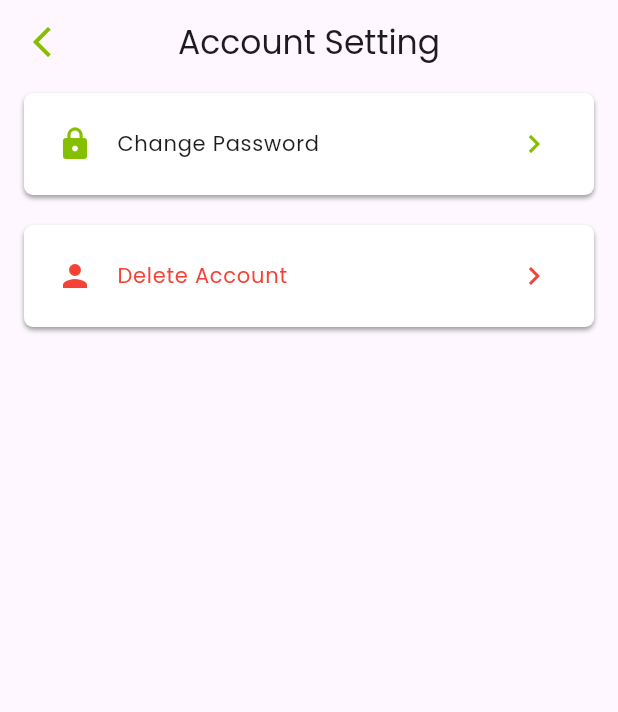
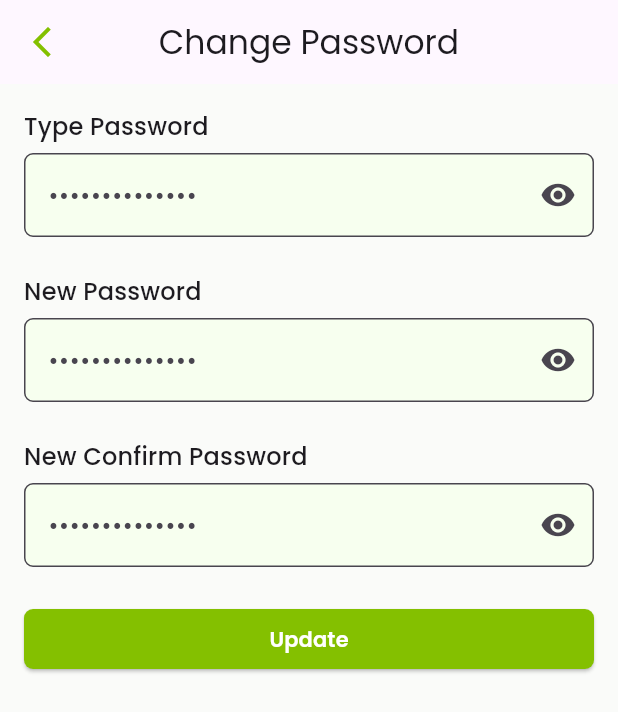
Before and after one commit to Sumon-Pal/task_manager_app, a Flutter app: the AccountSettingScreen screen opened directly, after a tap on "Change Password", on a phone screen of 412 x 824 dp. Shown: the top 712 px of the screen. Run offline on Flutter 3.47's test engine with Material 3 defaults, Android fonts, the phone set to English and light mode, and no system bars; our stand-ins replace convex_bottom_bar, flutter_svg, google_fonts, pinput.

Commit message:
designed account setting & change password screen

```diff
--- a/lib/app.dart
+++ b/lib/app.dart
@@ -20,6 +20,7 @@ class TaskManager extends StatelessWidget {
       debugShowCheckedModeBanner: false,
       navigatorKey: navigator,
       theme: ThemeData(
+        scaffoldBackgroundColor: const Color(0xFFFAFBF9),
         textTheme: GoogleFonts.poppinsTextTheme(),
       ),
       initialRoute: "/",
--- a/lib/ui/screens/account_setting_screen.dart
+++ b/lib/ui/screens/account_setting_screen.dart
@@ -1,4 +1,5 @@
 import 'package:flutter/material.dart';
+import 'package:task_manager/ui/screens/change_password_screen.dart';
 
 class AccountSettingScreen extends StatefulWidget {
   const AccountSettingScreen({super.key});
@@ -49,9 +50,11 @@ class _AccountSettingScreenState extends State<AccountSettingScreen> {
                 ),
                 trailing: Icon(
                   Icons.keyboard_arrow_right_sharp,
-                  color: Color(0xFF84C000),
+                  color: Color(0xFFF7FFEF),
                 ),
-                onTap: () {},
+                onTap: () {
+                  Navigator.push(context, MaterialPageRoute(builder: (context)=>ChangePasswordScreen()));
+                },
               ),
             ),
             const SizedBox(height: 8),
--- /dev/null
+++ b/lib/ui/screens/change_password_screen.dart
@@ -0,0 +1,173 @@
+import 'package:flutter/material.dart';
+
+class ChangePasswordScreen extends StatefulWidget {
+  const ChangePasswordScreen({super.key});
+
+  @override
+  State<ChangePasswordScreen> createState() => _ChangePasswordScreenState();
+}
+
+class _ChangePasswordScreenState extends State<ChangePasswordScreen> {
+  bool _secureText = true;
+  final GlobalKey<FormState> _formKey = GlobalKey<FormState>();
+  final TextEditingController _newPasswordController = TextEditingController();
+  final TextEditingController _newConfirmPasswordController = TextEditingController();
+  final TextEditingController _oldPasswordController = TextEditingController();
+
+  @override
+  Widget build(BuildContext context) {
+    return Scaffold(
+      appBar: AppBar(
+        leading: IconButton(
+          onPressed: () {
+            Navigator.pop(context);
+          },
+          icon: Icon(
+            Icons.arrow_back_ios_new_outlined,
+            color: Color(0xFF84C000),
+          ),
+        ),
+        title: Text("Change Password"),
+        centerTitle: true,
+      ),
+      body: SafeArea(
+        child: Padding(
+          padding: const EdgeInsets.all(16),
+          child: Form(
+            key: _formKey,
+            child: Column(
+              crossAxisAlignment: CrossAxisAlignment.start,
+              children: [
+                Text("Type Password", style: TextTheme.of(context).titleMedium),
+                const SizedBox(height: 6),
+                TextFormField(
+                  controller: _oldPasswordController,
+                  obscureText: _secureText,
+                  decoration: InputDecoration(
+                    filled: true,
+                    suffixIcon: IconButton(
+                      onPressed: () {
+                        setState(() {
+                          _secureText = !_secureText;
+                        });
+                      },
+                      icon: Icon(
+                        _secureText
+                            ? Icons.remove_red_eye
+                            : Icons.visibility_off,
+                      ),
+                    ),
+
+                    fillColor: Color(0xFFF7FFEF),
+                    hintText: "••••••••••••••",
+                    hintStyle: TextStyle(
+                      fontSize: 16,
+                      fontWeight: FontWeight.w400,
+                    ),
+                    border: OutlineInputBorder(
+                      borderRadius: BorderRadius.circular(6),
+                    ),
+                  ),
+                ),
+                const SizedBox(height: 24),
+
+                Text("New Password", style: TextTheme.of(context).titleMedium),
+                const SizedBox(height: 6),
+                TextFormField(
+                  controller: _newPasswordController,
+                  obscureText: _secureText,
+                  decoration: InputDecoration(
+                    filled: true,
+                    suffixIcon: IconButton(
+                      onPressed: () {
+                        setState(() {
+                          _secureText = !_secureText;
+                        });
+                      },
+                      icon: Icon(
+                        _secureText
+                            ? Icons.remove_red_eye
+                            : Icons.visibility_off,
+                      ),
+                    ),
+
+                    fillColor: Color(0xFFF7FFEF),
+                    hintText: "••••••••••••••",
+                    hintStyle: TextStyle(
+                      fontSize: 16,
+                      fontWeight: FontWeight.w400,
+                    ),
+                    border: OutlineInputBorder(
+                      borderRadius: BorderRadius.circular(6),
+                    ),
+                  ),
+                ),
+                const SizedBox(height: 24),
+
+                Text(
+                  "New Confirm Password",
+                  style: TextTheme.of(context).titleMedium,
+                ),
+                const SizedBox(height: 6),
+                TextFormField(
+                  controller: _newConfirmPasswordController,
+                  obscureText: _secureText,
+                  decoration: InputDecoration(
+                    filled: true,
+                    suffixIcon: IconButton(
+                      onPressed: () {
+                        setState(() {
+                          _secureText = !_secureText;
+                        });
+                      },
+                      icon: Icon(
+                        _secureText
+                            ? Icons.remove_red_eye
+                            : Icons.visibility_off,
+                      ),
+                    ),
+
+                    fillColor: Color(0xFFF7FFEF),
+                    hintText: "••••••••••••••",
+                    hintStyle: TextStyle(
+                      fontSize: 16,
+                      fontWeight: FontWeight.w400,
+                    ),
+                    border: OutlineInputBorder(
+                      //borderSide: BorderSide.none,
+                      borderRadius: BorderRadius.circular(6),
+                    ),
+                  ),
+                ),
+                const SizedBox(height: 24),
+
+                SizedBox(
+                  width: double.infinity,
+                  child: ElevatedButton(
+                    onPressed: _onTapUpdateButton,
+                    style: ElevatedButton.styleFrom(
+                      backgroundColor: Color(0xFF84C000),
+                      padding: EdgeInsets.all(10),
+                      shape: RoundedRectangleBorder(
+                        borderRadius: BorderRadius.circular(6),
+                      ),
+                    ),
+                    child: Text(
+                      "Update",
+                      style: TextStyle(
+                        color: Colors.white,
+                        fontSize: 14,
+                        fontWeight: FontWeight.w600,
+                      ),
+                    ),
+                  ),
+                ),
+              ],
+            ),
+          ),
+        ),
+      ),
+    );
+  }
+  void _onTapUpdateButton() {}
+}
--- a/lib/ui/screens/sign_up_screen.dart
+++ b/lib/ui/screens/sign_up_screen.dart
@@ -93,7 +93,7 @@ class _SignUpScreenState extends State<SignUpScreen> {
               const SizedBox(height: 20),
               _buildTextField('Address', 'e.g. 1234 Elm Street, Springfield, IL', _addressController),
               const SizedBox(height: 20),
-              _buildPasswordField('Password', '••••••••', _passwordController),
+              _buildPasswordField('Password', '•••••••', _passwordController),
               const SizedBox(height: 20),
               _buildPasswordField('Confirm Password', '••••••••', _confirmPasswordController),
               const SizedBox(height: 12),
```
